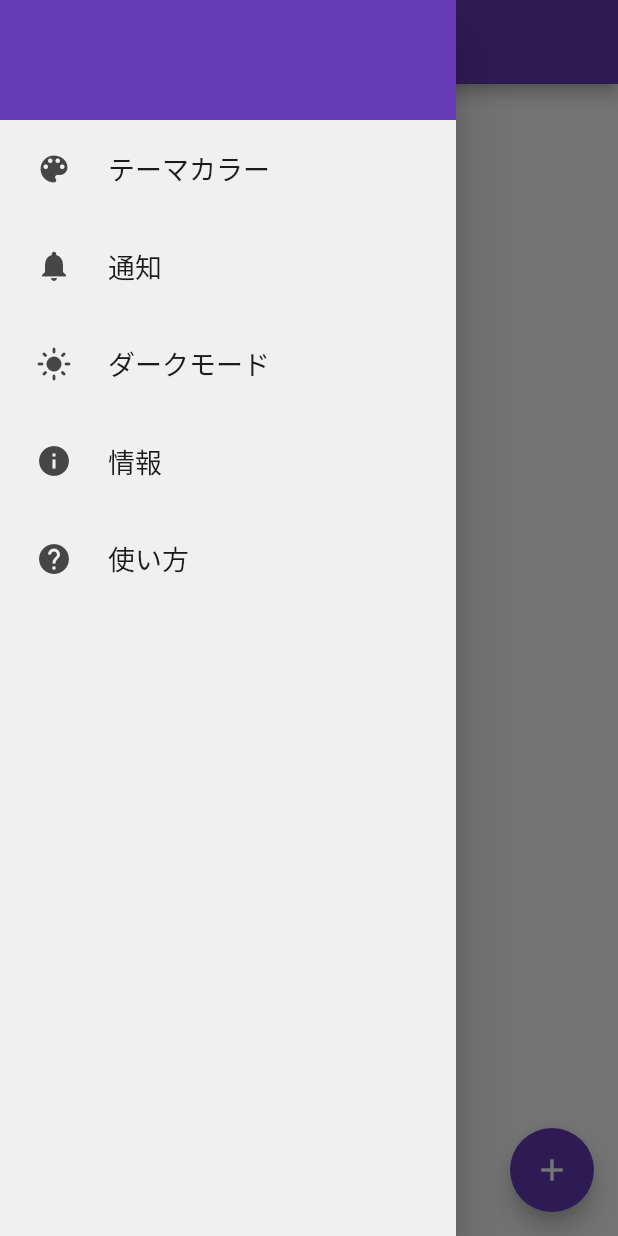
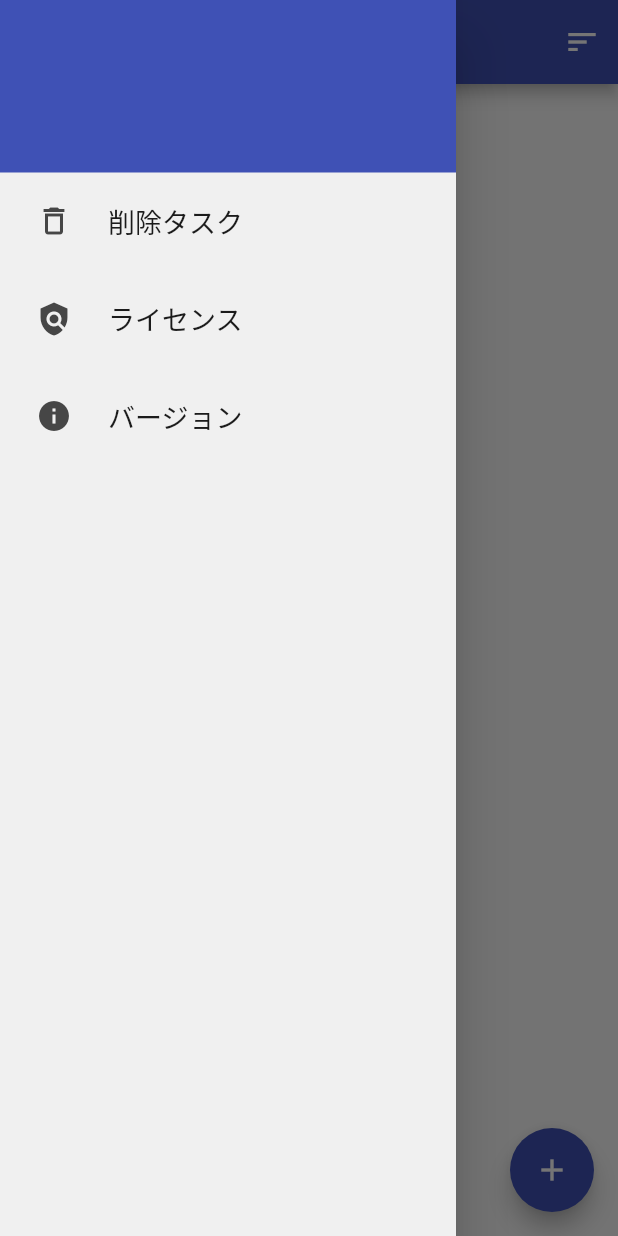
Before and after one commit to kmkm92/deadline_manager, a Flutter app: the screen it shows after launch, with the side drawer open, on a phone screen of 412 x 824 dp. Run offline on Flutter 3.47's test engine with Material 2 defaults, Android fonts, the light colour scheme and no system bars; drawn by our look-alikes of settings_ui; our stand-ins replace drift, flutter_datetime_picker_plus, flutter_local_notifications, flutter_riverpod, freezed_annotation, shared_preferences and 1 more; accounts and stored records are empty; generated files the repository leaves out were written again.

Commit message:
仮完成

```diff
--- a/lib/main.dart
+++ b/lib/main.dart
@@ -26,13 +26,13 @@ Future<void> main() async {
   runApp(ProviderScope(child: DeadlineManagerApp()));
 }
 
-class DeadlineManagerApp extends StatelessWidget {
+class DeadlineManagerApp extends ConsumerWidget {
   @override
-  Widget build(BuildContext context) {
+  Widget build(BuildContext context, WidgetRef ref) {
     return MaterialApp(
       title: 'Deadline Manager',
       theme: ThemeData(
-        primarySwatch: Colors.blue,
+        primarySwatch: Colors.indigo,
       ),
       home: HomeView(),
     );
--- a/lib/views/home_view.dart
+++ b/lib/views/home_view.dart
@@ -1,4 +1,5 @@
 import 'package:deadline_manager/database.dart';
+import 'package:deadline_manager/views/delete_task_view.dart';
 import 'package:deadline_manager/views/task_from_view.dart';
 import 'package:flutter/material.dart';
 import 'package:flutter_riverpod/flutter_riverpod.dart';
@@ -10,6 +11,9 @@ class HomeView extends ConsumerWidget {
   @override
   Widget build(BuildContext context, WidgetRef ref) {
     final tasks = ref.watch(taskListProvider);
+    // final tasks = ref.watch(sortedTaskListProvider);
+
+    ref.read(taskListProvider.notifier).sortTask();
 
     // 1. _showTaskForm関数の定義
     void _showTaskForm([Task? task]) {
@@ -27,25 +31,7 @@ class HomeView extends ConsumerWidget {
                 topRight: Radius.circular(20.0),
               ),
             ),
-            child: Scaffold(
-              appBar: PreferredSize(
-                preferredSize: Size.fromHeight(30.0),
-                child: AppBar(
-                  backgroundColor: Colors.white,
-                  elevation: 0,
-                  actions: [
-                    IconButton(
-                      icon: Icon(Icons.check, color: Colors.deepPurple),
-                      onPressed: () {
-                        // ここにタスク追加のロジックを書く
-                        // 例: _addOrUpdateTask();
-                      },
-                    ),
-                  ],
-                ),
-              ),
-              body: TaskFormView(task: task),
-            ),
+            child: TaskFormView(task: task),
           );
         },
         isScrollControlled: true,
@@ -56,69 +42,38 @@ class HomeView extends ConsumerWidget {
     return Scaffold(
       appBar: AppBar(
         title: Text('リスト'),
-        backgroundColor: Colors.deepPurple,
+        actions: <Widget>[
+          PopupMenuButton<String>(
+            icon: Icon(Icons.sort),
+            onSelected: (String value) async {
+              await ref.read(taskListProvider.notifier).changeSortOrder(value);
+            },
+            itemBuilder: (BuildContext context) {
+              return ['作成順', '期限日が早い順', '期限日が遅い順'].map((String choice) {
+                return PopupMenuItem<String>(
+                  value: choice,
+                  child: Text(choice),
+                );
+              }).toList();
+            },
+          ),
+        ],
       ),
       drawer: Drawer(
         child: Container(
-          color: Colors.deepPurple,
+          color: Colors.indigo,
           child: Padding(
-            padding: const EdgeInsets.only(top: 80.0),
-            child: SettingsList(
-              sections: [
-                SettingsSection(
-                  // title: Text('設定'),
-                  tiles: [
-                    SettingsTile(
-                      title: Text('テーマカラー'),
-                      leading: Icon(Icons.color_lens),
-                      onPressed: (BuildContext context) {
-                        // アカウント設定画面への遷移などの処理をここに書く
-                      },
-                    ),
-                    SettingsTile(
-                      title: Text('通知'),
-                      leading: Icon(Icons.notifications),
-                      onPressed: (BuildContext context) {
-                        // 通知設定画面への遷移などの処理をここに書く
-                      },
-                    ),
-                    SettingsTile(
-                      title: Text('ダークモード'),
-                      leading: Icon(Icons.light_mode),
-                      onPressed: (BuildContext context) {
-                        // 通知設定画面への遷移などの処理をここに書く
-                      },
-                    ),
-                    // 他の設定項目を追加
-                  ],
-                ),
-                SettingsSection(
-                  // title: Text('その他'),
-                  tiles: [
-                    SettingsTile(
-                      title: Text('情報'),
-                      leading: Icon(Icons.info),
-                      onPressed: (BuildContext context) {
-                        // アプリの情報画面への遷移などの処理をここに書く
-                      },
-                    ),
-                    SettingsTile(
-                      title: Text('使い方'),
-                      leading: Icon(Icons.help),
-                      onPressed: (BuildContext context) {
-                        // ヘルプ画面への遷移などの処理をここに書く
-                      },
-                    ),
-                  ],
-                ),
-              ],
-            ),
+            padding: const EdgeInsets.only(top: 35.0),
+            child: AppSettingsList(),
           ),
         ),
       ),
       body: ListView.builder(
-        itemCount: tasks.length,
+        itemCount: tasks.length + 1,
         itemBuilder: (context, index) {
+          if (index == tasks.length) {
+            return SizedBox(height: 50);
+          }
           final task = tasks[index];
           return Card(
             margin: EdgeInsets.symmetric(vertical: 8, horizontal: 16),
@@ -143,12 +98,22 @@ class HomeView extends ConsumerWidget {
                 ),
               ),
 
-              subtitle: Text(
-                DateFormat.yMMMEd('ja').add_jm().format(task.dueDate),
+              subtitle: Row(
+                children: [
+                  Text(
+                    DateFormat.yMMMEd('ja').add_jm().format(task.dueDate),
+                  ),
+                  if (task.shouldNotify)
+                    Icon(
+                      Icons.notifications,
+                      size: 17,
+                    ),
+                ],
               ),
               trailing: IconButton(
                 icon: Icon(Icons.delete, color: Colors.red),
                 onPressed: () {
+                  print(task);
                   ref.read(taskListProvider.notifier).deleteTask(task);
                 },
               ),
@@ -160,8 +125,56 @@ class HomeView extends ConsumerWidget {
       floatingActionButton: FloatingActionButton(
         onPressed: () => _showTaskForm(), // 3. _showTaskForm関数の呼び出し
         child: Icon(Icons.add),
-        backgroundColor: Colors.deepPurple,
+        // backgroundColor: Colors.deepPurple,
       ),
     );
   }
 }
+
+class AppSettingsList extends StatelessWidget {
+  @override
+  Widget build(BuildContext context) {
+    return Padding(
+      padding: const EdgeInsets.only(top: 80.0),
+      child: SettingsList(
+        sections: [
+          SettingsSection(
+            // title: Text('設定'),
+            tiles: [
+              SettingsTile(
+                title: Text('削除タスク'),
+                leading: Icon(Icons.delete_outline),
+                onPressed: (BuildContext context) {
+                  Navigator.push(
+                    context,
+                    MaterialPageRoute(builder: (context) => DeleteTaskView()),
+                  );
+                },
+              ),
+              SettingsTile(
+                title: Text('ライセンス'),
+                leading: Icon(Icons.policy),
+                onPressed: (BuildContext context) {
+                  // 通知設定画面への遷移などの処理をここに書く
+                },
+              ),
+              // 他の設定項目を追加
+            ],
+          ),
+          SettingsSection(
+            // title: Text('その他'),
+            tiles: [
+              SettingsTile(
+                title: Text('バージョン'),
+                leading: Icon(Icons.info),
+                onPressed: (BuildContext context) {
+                  // アプリの情報画面への遷移などの処理をここに書く
+                },
+              ),
+            ],
+          ),
+        ],
+      ),
+    );
+  }
+}
--- a/pubspec.yaml
+++ b/pubspec.yaml
@@ -46,6 +46,7 @@ dependencies:
   flutter_datetime_picker_plus: ^2.0.1
   intl: ^0.18.1
   settings_ui: ^2.0.2
+  shared_preferences: ^2.2.0
 
 
 dev_dependencies:
```
Also changed, not shown: lib/database.dart (+28 -1 lines), lib/view_models/delete_task_view_model.dart (added, +50 -0 lines), lib/view_models/home_view_model.dart (+92 -8 lines), lib/views/delete_task_view.dart (added, +73 -0 lines), lib/views/task_from_view.dart (+49 -38 lines), pubspec.lock, 2 other files.
